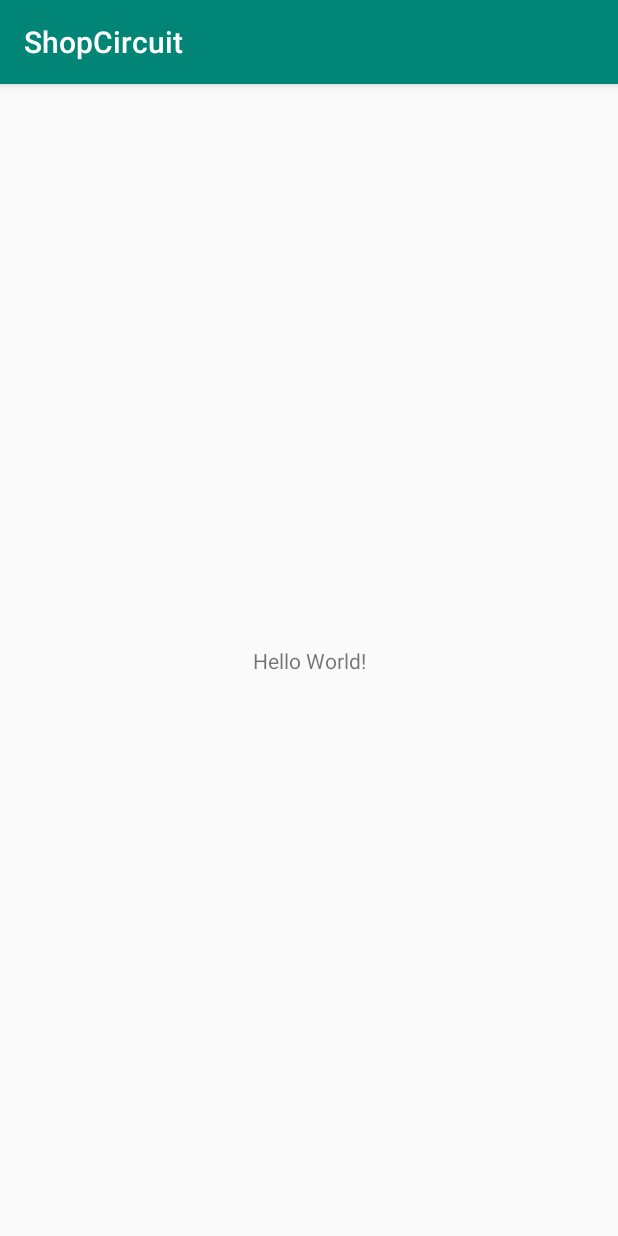
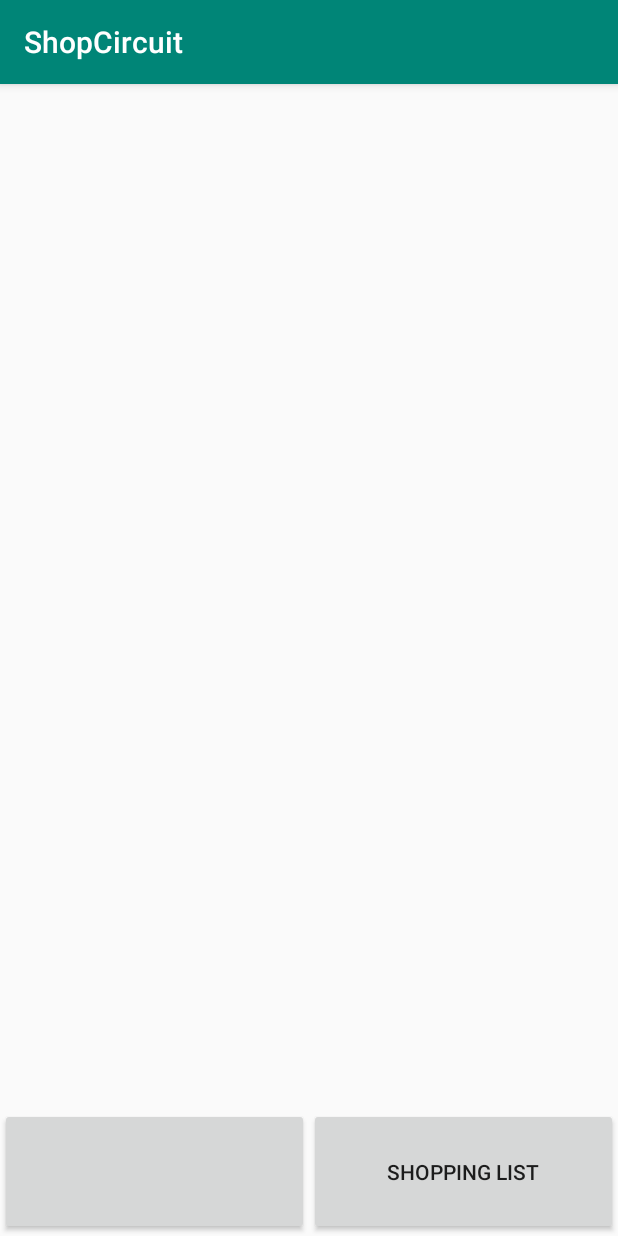
Before and after one commit to liubryann/shop-circuit, an Android app: the screen it shows after launch (MainActivity), on a phone screen of 412 x 824 dp. Run offline under Robolectric (Android 15) with nearby library versions, the phone set to English and light mode, and no system bars.

Commit message:
Bryan Liu: added a button that goes to a shopping list activity

```diff
--- a/app/src/main/AndroidManifest.xml
+++ b/app/src/main/AndroidManifest.xml
@@ -16,6 +16,7 @@
         <category android:name="android.intent.category.LAUNCHER" />
       </intent-filter>
     </activity>
+    <activity android:name=".shoppinglist.ShoppingListActivity"/>
   </application>
 
 </manifest>
--- a/app/src/main/java/com/uoft/hacks/seven/shopcircuit/MainActivity.java
+++ b/app/src/main/java/com/uoft/hacks/seven/shopcircuit/MainActivity.java
@@ -1,7 +1,9 @@
 package com.uoft.hacks.seven.shopcircuit;
 
+import android.widget.Button;
 import androidx.appcompat.app.AppCompatActivity;
 import android.os.Bundle;
+import com.uoft.hacks.seven.shopcircuit.shoppinglist.ShoppingListButton;
 
 public class MainActivity extends AppCompatActivity {
 
@@ -9,5 +11,9 @@ public class MainActivity extends AppCompatActivity {
   protected void onCreate(Bundle savedInstanceState) {
     super.onCreate(savedInstanceState);
     setContentView(R.layout.activity_main);
+
+    Button shoppingListButton = findViewById(R.id.shoppingListButton);
+    shoppingListButton.setOnClickListener(new ShoppingListButton(this));
+
   }
 }
--- /dev/null
+++ b/app/src/main/java/com/uoft/hacks/seven/shopcircuit/shoppinglist/ShoppingListButton.java
@@ -0,0 +1,19 @@
+package com.uoft.hacks.seven.shopcircuit.shoppinglist;
+
+import android.content.Context;
+import android.content.Intent;
+import android.view.View;
+
+public class ShoppingListButton implements View.OnClickListener {
+  private Context appContext;
+
+  public ShoppingListButton(Context context){
+    appContext = context;
+  }
+
+  @Override
+  public void onClick(View v) {
+    Intent intent = new Intent(appContext, ShoppingListActivity.class);
+    appContext.startActivity(intent);
+  }
+}
--- a/app/src/main/res/layout/activity_main.xml
+++ b/app/src/main/res/layout/activity_main.xml
@@ -1,18 +1,32 @@
 <?xml version="1.0" encoding="utf-8"?>
-<androidx.constraintlayout.widget.ConstraintLayout xmlns:android="http://schemas.android.com/apk/res/android"
+<LinearLayout xmlns:android="http://schemas.android.com/apk/res/android"
   xmlns:app="http://schemas.android.com/apk/res-auto"
   xmlns:tools="http://schemas.android.com/tools"
   android:layout_width="match_parent"
   android:layout_height="match_parent"
+  android:orientation="vertical"
   tools:context=".MainActivity">
 
-  <TextView
-    android:layout_width="wrap_content"
-    android:layout_height="wrap_content"
-    android:text="Hello World!"
-    app:layout_constraintBottom_toBottomOf="parent"
-    app:layout_constraintLeft_toLeftOf="parent"
-    app:layout_constraintRight_toRightOf="parent"
-    app:layout_constraintTop_toTopOf="parent" />
+  <View
+    android:layout_width="match_parent"
+    android:layout_height="0dp"
+    android:layout_weight="0.8"/>
 
-</androidx.constraintlayout.widget.ConstraintLayout>
+  <LinearLayout
+    android:layout_width="match_parent"
+    android:layout_height="0dp"
+    android:layout_weight="0.1"
+    android:orientation="horizontal">
+    <Button
+      android:layout_width="0dp"
+      android:layout_weight="0.5"
+      android:layout_height="match_parent"/>
+    <Button
+      android:id="@+id/shoppingListButton"
+      android:layout_width="0dp"
+      android:layout_height="match_parent"
+      android:layout_weight="0.5"
+      android:text="@string/shopping_list"/>
+  </LinearLayout>
+
+</LinearLayout>
--- a/app/src/main/res/values/strings.xml
+++ b/app/src/main/res/values/strings.xml
@@ -1,3 +1,5 @@
 <resources>
   <string name="app_name">ShopCircuit</string>
+  <!--Bryan-->
+  <string name="shopping_list">Shopping List</string>
 </resources>
```
Also changed, not shown: app/src/main/java/com/uoft/hacks/seven/shopcircuit/shoppinglist/Item.java (added, +27 -0 lines), app/src/main/java/com/uoft/hacks/seven/shopcircuit/shoppinglist/ShoppingList.java (added, +43 -0 lines), app/src/main/java/com/uoft/hacks/seven/shopcircuit/shoppinglist/ShoppingListActivity.java (added, +15 -0 lines), app/src/main/res/layout/shopping_list_layout.xml (added, +9 -0 lines).
